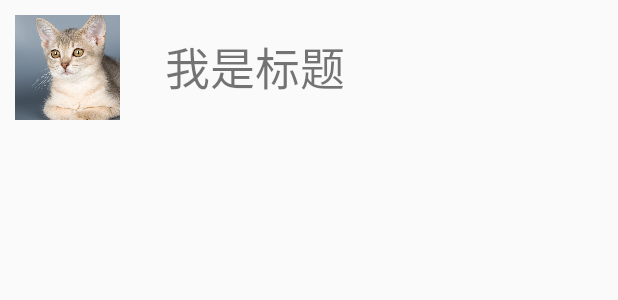
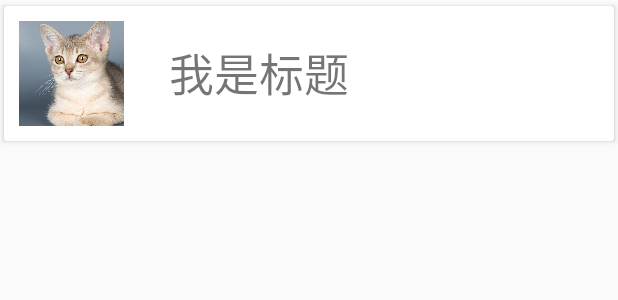
Before and after one commit to PandaChan1/UILearn, an Android app: the layout item_list_view.xml on its own in the app's theme, with its tools: preview values and no code run, on a phone screen of 412 x 824 dp. Shown: the top 300 px of the screen. Run offline under Robolectric (Android 15) with nearby library versions, the phone set to English and light mode, and no system bars.

Commit message:
CardView设置条目间隔线

```diff
--- a/RecyclerTest/app/build.gradle
+++ b/RecyclerTest/app/build.gradle
@@ -32,4 +32,5 @@ dependencies {
     androidTestImplementation 'androidx.test.ext:junit:1.1.1'
     androidTestImplementation 'androidx.test.espresso:espresso-core:3.2.0'
     implementation 'androidx.recyclerview:recyclerview:1.1.0'
+    implementation 'androidx.cardview:cardview:1.0.0'
 }
--- a/RecyclerTest/app/src/main/res/layout/activity_main.xml
+++ b/RecyclerTest/app/src/main/res/layout/activity_main.xml
@@ -8,6 +8,7 @@
     <androidx.recyclerview.widget.RecyclerView
         android:id="@+id/recycler_view"
         android:layout_width="match_parent"
+        android:background="#9F9999"
         android:layout_height="match_parent">
 
     </androidx.recyclerview.widget.RecyclerView>
--- a/RecyclerTest/app/src/main/res/layout/item_list_view.xml
+++ b/RecyclerTest/app/src/main/res/layout/item_list_view.xml
@@ -1,23 +1,41 @@
 <?xml version="1.0" encoding="utf-8"?>
+<RelativeLayout xmlns:android="http://schemas.android.com/apk/res/android"
+    android:layout_width="match_parent"
+    android:layout_height="wrap_content"
+    xmlns:app="http://schemas.android.com/apk/res-auto">
+
+    <androidx.cardview.widget.CardView
+        android:layout_width="match_parent"
+        android:background="#fff"
+        android:layout_height="wrap_content"
+        app:cardUseCompatPadding="true">
+
+
         <RelativeLayout
-    xmlns:android="http://schemas.android.com/apk/res/android"
             android:layout_width="match_parent"
             android:layout_height="wrap_content">
+
             <ImageView
                 android:id="@+id/list_view_icon"
                 android:layout_width="70dp"
                 android:layout_height="70dp"
-        android:src="@mipmap/pic_1"
                 android:layout_margin="10dp"
-        android:scaleType="centerCrop"/>
+                android:scaleType="centerCrop"
+                android:src="@mipmap/pic_1" />
+
             <TextView
                 android:id="@+id/list_view_title"
                 android:layout_width="wrap_content"
                 android:layout_height="wrap_content"
+                android:layout_centerVertical="true"
+                android:layout_marginLeft="20dp"
+                android:layout_toRightOf="@id/list_view_icon"
                 android:text="我是标题"
-        android:layout_toRightOf="@id/list_view_icon"
-        android:layout_marginLeft="20dp"
-        android:layout_centerVertical="true"
-        android:textSize="30sp"/>
+                android:textSize="30sp" />
+
 
         </RelativeLayout>
+    </androidx.cardview.widget.CardView>
+
+
+</RelativeLayout>
```
Lines whose indentation alone changed are shown as unchanged.
